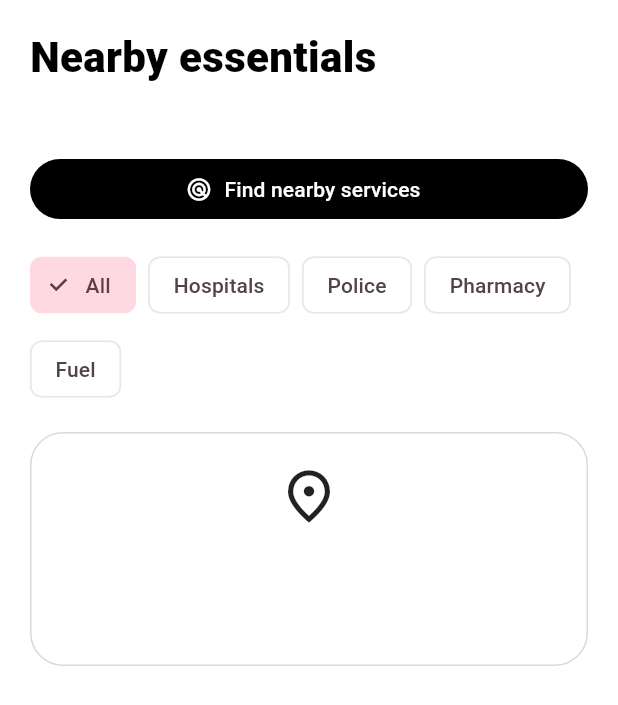
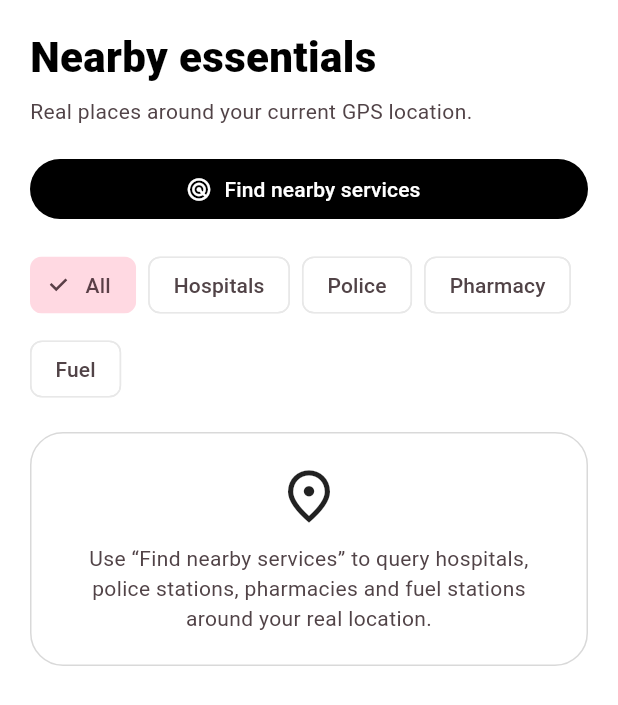
Before and after one commit to VISHNUVS-1315/GuardianX, a Flutter app: the NearbyScreen widget shown alone on an empty page, opened directly, on a phone screen of 412 x 824 dp. Shown: the top 705 px of the screen. Run offline on Flutter 3.47's test engine with Material 3 defaults, Android fonts, the phone set to English and light mode, and no system bars; our stand-ins replace cloud_firestore, file_picker, firebase_auth, firebase_core, firebase_storage, flutter_secure_storage and 3 more; accounts and stored records are empty; statements that could not run were skipped.

Commit message:
Make nearby screen theme-aware

```diff
--- a/lib/screens/nearby_screen.dart
+++ b/lib/screens/nearby_screen.dart
@@ -6,7 +6,7 @@ import '../services/nearby_service.dart';
 import '../services/sos_service.dart';
 
 class NearbyScreen extends StatefulWidget {
-  const NearbyScreen({super.key});
+  NearbyScreen({super.key});
 
   @override
   State<NearbyScreen> createState() => _NearbyScreenState();
@@ -55,42 +55,42 @@ class _NearbyScreenState extends State<NearbyScreen>
 
     return SafeArea(
       child: ListView(
-        padding: const EdgeInsets.fromLTRB(20, 18, 20, 110),
+        padding: EdgeInsets.fromLTRB(20, 18, 20, 110),
         children: [
-          const Text(
+          Text(
             'Nearby essentials',
             style: TextStyle(fontSize: 28, fontWeight: FontWeight.w900),
           ),
-          const SizedBox(height: 6),
-          const Text(
+          SizedBox(height: 6),
+          Text(
             'Real places around your current GPS location.',
-            style: TextStyle(color: Colors.white60),
+            style: TextStyle(color: Theme.of(context).colorScheme.onSurfaceVariant),
           ),
-          const SizedBox(height: 18),
+          SizedBox(height: 18),
           FilledButton.icon(
             onPressed: _loading ? null : _load,
             icon: _loading
-                ? const SizedBox(
+                ? SizedBox(
                     width: 18,
                     height: 18,
                     child: CircularProgressIndicator(
                       strokeWidth: 2,
-                      color: Colors.black,
+                      color: Theme.of(context).colorScheme.onPrimary,
                     ),
                   )
-                : const Icon(Icons.radar),
+                : Icon(Icons.radar),
             label: Text(_places.isEmpty ? 'Find nearby services' : 'Refresh'),
           ),
           if (_position != null) ...[
-            const SizedBox(height: 10),
+            SizedBox(height: 10),
             Text(
               'Searching within 5 km of '
               '${_position!.latitude.toStringAsFixed(4)}, '
               '${_position!.longitude.toStringAsFixed(4)}',
-              style: const TextStyle(color: Colors.white54, fontSize: 12),
+              style: TextStyle(color: Theme.of(context).colorScheme.onSurfaceVariant, fontSize: 12),
             ),
           ],
-          const SizedBox(height: 16),
+          SizedBox(height: 16),
           Wrap(
             spacing: 8,
             runSpacing: 8,
@@ -110,27 +110,27 @@ class _NearbyScreenState extends State<NearbyScreen>
             ],
           ),
           if (_error != null) ...[
-            const SizedBox(height: 16),
-            Text(_error!, style: const TextStyle(color: Colors.white)),
+            SizedBox(height: 16),
+            Text(_error!, style: TextStyle(color: Theme.of(context).colorScheme.onSurface)),
           ],
-          const SizedBox(height: 18),
+          SizedBox(height: 18),
           if (!_loading && _places.isEmpty && _error == null)
             const _EmptyNearby(),
           for (final place in _visible) ...[
             Card(
               child: ListTile(
-                contentPadding: const EdgeInsets.symmetric(
+                contentPadding: EdgeInsets.symmetric(
                   horizontal: 16,
                   vertical: 8,
                 ),
                 leading: CircleAvatar(
-                  backgroundColor: Colors.white,
-                  foregroundColor: Colors.black,
+                  backgroundColor: Theme.of(context).colorScheme.primary,
+                  foregroundColor: Theme.of(context).colorScheme.onPrimary,
                   child: Icon(_iconFor(place.type)),
                 ),
                 title: Text(
                   place.name,
-                  style: const TextStyle(fontWeight: FontWeight.w700),
+                  style: TextStyle(fontWeight: FontWeight.w700),
                 ),
                 subtitle: Text(
                   '${_labelFor(place.type)} • ${place.distanceLabel}',
@@ -141,11 +141,11 @@ class _NearbyScreenState extends State<NearbyScreen>
                     place.latitude,
                     place.longitude,
                   ),
-                  icon: const Icon(Icons.directions),
+                  icon: Icon(Icons.directions),
                 ),
               ),
             ),
-            const SizedBox(height: 10),
+            SizedBox(height: 10),
           ],
         ],
       ),
@@ -188,7 +188,7 @@ class _EmptyNearby extends StatelessWidget {
 
   @override
   Widget build(BuildContext context) {
-    return const Card(
+    return Card(
       child: Padding(
         padding: EdgeInsets.all(22),
         child: Column(
@@ -199,7 +199,7 @@ class _EmptyNearby extends StatelessWidget {
               'Use “Find nearby services” to query hospitals, police stations, '
               'pharmacies and fuel stations around your real location.',
               textAlign: TextAlign.center,
-              style: TextStyle(color: Colors.white60),
+              style: TextStyle(color: Theme.of(context).colorScheme.onSurfaceVariant),
             ),
           ],
         ),
```
